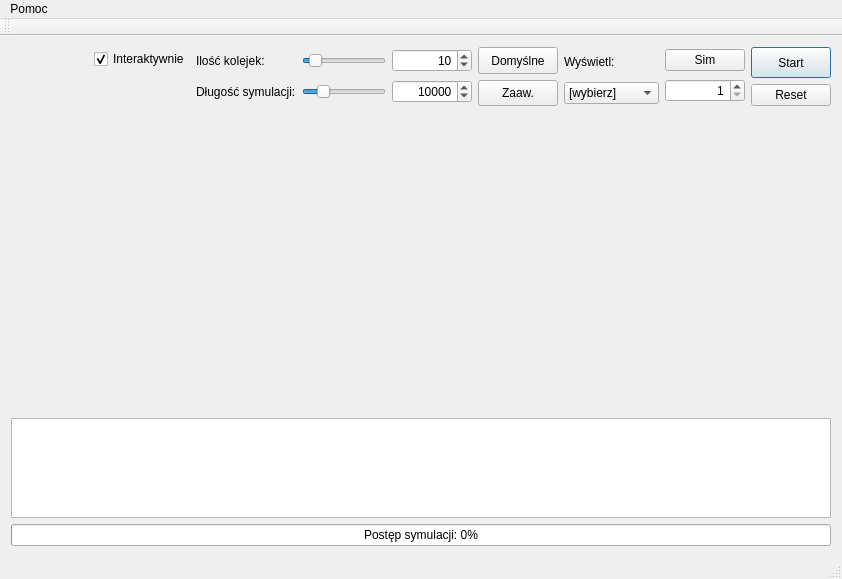
Before: the Qt Designer form mainwindow.ui in wgml/kolejki, drawn with Qt 5.
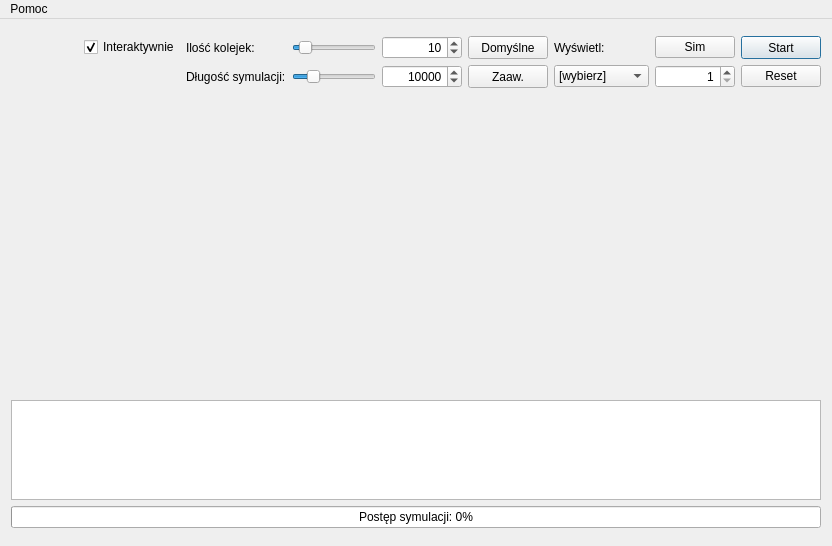
After: the same form once the commit is applied. Custom widgets are drawn as their Qt base class.

Patch:
```diff
--- a/mainwindow.ui
+++ b/mainwindow.ui
@@ -6,8 +6,8 @@
    <rect>
     <x>0</x>
     <y>0</y>
-    <width>842</width>
-    <height>579</height>
+    <width>832</width>
+    <height>546</height>
    </rect>
   </property>
   <property name="sizePolicy">
@@ -26,9 +26,11 @@
    <string>Symulator</string>
   </property>
   <widget class="QWidget" name="centralWidget">
-   <layout class="QVBoxLayout" name="verticalLayout_7">
+   <layout class="QGridLayout" name="gridLayout_2">
+    <item row="0" column="0">
+     <layout class="QVBoxLayout" name="verticalLayout">
     <item>
-     <layout class="QHBoxLayout" name="horizontalLayout_6">
+       <layout class="QHBoxLayout" name="horizontalLayout">
       <item>
        <spacer name="horizontalSpacer_3">
         <property name="orientation">
@@ -43,23 +45,21 @@
        </spacer>
       </item>
       <item>
-       <layout class="QVBoxLayout" name="verticalLayout_6">
-        <item>
-         <layout class="QHBoxLayout" name="horizontalLayout_3">
-          <item>
-           <spacer name="horizontalSpacer_5">
-            <property name="orientation">
-             <enum>Qt::Horizontal</enum>
+         <layout class="QGridLayout" name="gridLayout">
+          <item row="0" column="7">
+           <widget class="QPushButton" name="tickButton">
+            <property name="toolTip">
+             <string>&lt;html&gt;&lt;head/&gt;&lt;body&gt;&lt;p&gt;Sumuluj %n ticków&lt;/p&gt;&lt;/body&gt;&lt;/html&gt;</string>
             </property>
-            <property name="sizeHint" stdset="0">
-             <size>
-              <width>40</width>
-              <height>20</height>
-             </size>
+            <property name="text">
+             <string>Sim</string>
             </property>
-           </spacer>
+            <property name="checkable">
+             <bool>true</bool>
+            </property>
+           </widget>
           </item>
-          <item>
+          <item row="0" column="0">
            <widget class="QCheckBox" name="interactCheckbox">
             <property name="text">
              <string>Interaktywnie</string>
@@ -69,51 +69,20 @@
             </property>
            </widget>
           </item>
-         </layout>
-        </item>
-        <item>
-         <spacer name="horizontalSpacer_4">
-          <property name="orientation">
-           <enum>Qt::Horizontal</enum>
-          </property>
-          <property name="sizeHint" stdset="0">
-           <size>
-            <width>40</width>
-            <height>34</height>
-           </size>
-          </property>
-         </spacer>
-        </item>
-       </layout>
-      </item>
-      <item>
-       <layout class="QVBoxLayout" name="verticalLayout">
-        <item>
-         <layout class="QHBoxLayout" name="horizontalLayout">
-          <item>
-           <widget class="QLabel" name="label">
+          <item row="0" column="5">
+           <widget class="QPushButton" name="defaultButton">
+            <property name="sizePolicy">
+             <sizepolicy hsizetype="Minimum" vsizetype="Preferred">
+              <horstretch>0</horstretch>
+              <verstretch>0</verstretch>
+             </sizepolicy>
+            </property>
             <property name="text">
-             <string>Ilość kolejek:</string>
+             <string>Domyślne</string>
             </property>
            </widget>
           </item>
-          <item>
-           <spacer name="horizontalSpacer">
-            <property name="orientation">
-             <enum>Qt::Horizontal</enum>
-            </property>
-            <property name="sizeType">
-             <enum>QSizePolicy::MinimumExpanding</enum>
-            </property>
-            <property name="sizeHint" stdset="0">
-             <size>
-              <width>0</width>
-              <height>20</height>
-             </size>
-            </property>
-           </spacer>
-          </item>
-          <item>
+          <item row="0" column="3">
            <widget class="QSlider" name="ququeNumSlider">
             <property name="minimum">
              <number>1</number>
@@ -126,7 +95,7 @@
             </property>
            </widget>
           </item>
-          <item>
+          <item row="0" column="4">
            <widget class="QSpinBox" name="queueNumBox">
             <property name="minimumSize">
              <size>
@@ -134,6 +103,18 @@
               <height>0</height>
              </size>
             </property>
+            <property name="maximumSize">
+             <size>
+              <width>80</width>
+              <height>16777215</height>
+             </size>
+            </property>
+            <property name="baseSize">
+             <size>
+              <width>80</width>
+              <height>0</height>
+             </size>
+            </property>
             <property name="layoutDirection">
              <enum>Qt::LeftToRight</enum>
             </property>
@@ -151,31 +132,35 @@
             </property>
            </widget>
           </item>
-         </layout>
-        </item>
-        <item>
-         <layout class="QHBoxLayout" name="horizontalLayout_2">
-          <item>
-           <widget class="QLabel" name="label_2">
+          <item row="0" column="8">
+           <widget class="QPushButton" name="startStopButton">
+            <property name="sizePolicy">
+             <sizepolicy hsizetype="Minimum" vsizetype="Preferred">
+              <horstretch>0</horstretch>
+              <verstretch>0</verstretch>
+             </sizepolicy>
+            </property>
             <property name="text">
-             <string>Długość symulacji:</string>
+             <string>Start</string>
+            </property>
+            <property name="checkable">
+             <bool>true</bool>
+            </property>
+            <property name="checked">
+             <bool>false</bool>
+            </property>
+            <property name="autoRepeat">
+             <bool>false</bool>
+            </property>
+            <property name="autoDefault">
+             <bool>false</bool>
+            </property>
+            <property name="default">
+             <bool>true</bool>
             </property>
            </widget>
           </item>
-          <item>
-           <spacer name="horizontalSpacer_2">
-            <property name="orientation">
-             <enum>Qt::Horizontal</enum>
-            </property>
-            <property name="sizeHint" stdset="0">
-             <size>
-              <width>0</width>
-              <height>20</height>
-             </size>
-            </property>
-           </spacer>
-          </item>
-          <item>
+          <item row="1" column="3">
            <widget class="QSlider" name="simTimeSlider">
             <property name="minimum">
              <number>1</number>
@@ -197,60 +182,7 @@
             </property>
            </widget>
           </item>
-          <item>
-           <widget class="QSpinBox" name="simTimeBox">
-            <property name="minimumSize">
-             <size>
-              <width>80</width>
-              <height>0</height>
-             </size>
-            </property>
-            <property name="baseSize">
-             <size>
-              <width>0</width>
-              <height>0</height>
-             </size>
-            </property>
-            <property name="wrapping">
-             <bool>false</bool>
-            </property>
-            <property name="alignment">
-             <set>Qt::AlignRight|Qt::AlignTrailing|Qt::AlignVCenter</set>
-            </property>
-            <property name="minimum">
-             <number>1</number>
-            </property>
-            <property name="maximum">
-             <number>50000</number>
-            </property>
-            <property name="singleStep">
-             <number>100</number>
-            </property>
-            <property name="value">
-             <number>10000</number>
-            </property>
-           </widget>
-          </item>
-         </layout>
-        </item>
-       </layout>
-      </item>
-      <item>
-       <layout class="QVBoxLayout" name="verticalLayout_4">
-        <item>
-         <widget class="QPushButton" name="defaultButton">
-          <property name="sizePolicy">
-           <sizepolicy hsizetype="Minimum" vsizetype="Preferred">
-            <horstretch>0</horstretch>
-            <verstretch>0</verstretch>
-           </sizepolicy>
-          </property>
-          <property name="text">
-           <string>Domyślne</string>
-          </property>
-         </widget>
-        </item>
-        <item>
+          <item row="1" column="5">
          <widget class="QPushButton" name="advancedButton">
           <property name="sizePolicy">
            <sizepolicy hsizetype="Minimum" vsizetype="Preferred">
@@ -263,18 +195,90 @@
           </property>
          </widget>
         </item>
-       </layout>
-      </item>
-      <item>
-       <layout class="QVBoxLayout" name="verticalLayout_5">
-        <item>
+          <item row="0" column="1">
+           <widget class="QLabel" name="label">
+            <property name="text">
+             <string>Ilość kolejek:</string>
+            </property>
+           </widget>
+          </item>
+          <item row="1" column="7">
+           <widget class="QSpinBox" name="tickBox">
+            <property name="sizePolicy">
+             <sizepolicy hsizetype="Minimum" vsizetype="Fixed">
+              <horstretch>0</horstretch>
+              <verstretch>0</verstretch>
+             </sizepolicy>
+            </property>
+            <property name="alignment">
+             <set>Qt::AlignRight|Qt::AlignTrailing|Qt::AlignVCenter</set>
+            </property>
+            <property name="minimum">
+             <number>1</number>
+            </property>
+            <property name="maximum">
+             <number>100000</number>
+            </property>
+            <property name="value">
+             <number>1</number>
+            </property>
+           </widget>
+          </item>
+          <item row="1" column="1">
+           <widget class="QLabel" name="label_2">
+            <property name="text">
+             <string>Długość symulacji:</string>
+            </property>
+           </widget>
+          </item>
+          <item row="0" column="6">
          <widget class="QLabel" name="label_3">
           <property name="text">
            <string>Wyświetl:</string>
           </property>
          </widget>
         </item>
-        <item>
+          <item row="1" column="4">
+           <widget class="QSpinBox" name="simTimeBox">
+            <property name="minimumSize">
+             <size>
+              <width>80</width>
+              <height>0</height>
+             </size>
+            </property>
+            <property name="maximumSize">
+             <size>
+              <width>80</width>
+              <height>16777215</height>
+             </size>
+            </property>
+            <property name="baseSize">
+             <size>
+              <width>80</width>
+              <height>0</height>
+             </size>
+            </property>
+            <property name="wrapping">
+             <bool>false</bool>
+            </property>
+            <property name="alignment">
+             <set>Qt::AlignRight|Qt::AlignTrailing|Qt::AlignVCenter</set>
+            </property>
+            <property name="minimum">
+             <number>1</number>
+            </property>
+            <property name="maximum">
+             <number>50000</number>
+            </property>
+            <property name="singleStep">
+             <number>100</number>
+            </property>
+            <property name="value">
+             <number>10000</number>
+            </property>
+           </widget>
+          </item>
+          <item row="1" column="6">
          <widget class="QComboBox" name="plotChooser">
           <property name="enabled">
            <bool>true</bool>
@@ -332,100 +336,39 @@
           </item>
          </widget>
         </item>
-        <item>
-         <spacer name="verticalSpacer">
-          <property name="orientation">
-           <enum>Qt::Vertical</enum>
-          </property>
-          <property name="sizeType">
-           <enum>QSizePolicy::Minimum</enum>
-          </property>
-          <property name="sizeHint" stdset="0">
-           <size>
-            <width>0</width>
-            <height>2</height>
-           </size>
-          </property>
-         </spacer>
-        </item>
-       </layout>
-      </item>
-      <item>
-       <layout class="QVBoxLayout" name="verticalLayout_2">
-        <item>
-         <widget class="QPushButton" name="tickButton">
-          <property name="toolTip">
-           <string>&lt;html&gt;&lt;head/&gt;&lt;body&gt;&lt;p&gt;Sumuluj %n ticków&lt;/p&gt;&lt;/body&gt;&lt;/html&gt;</string>
-          </property>
-          <property name="text">
-           <string>Sim</string>
-          </property>
-          <property name="checkable">
-           <bool>true</bool>
-          </property>
-         </widget>
-        </item>
-        <item>
-         <widget class="QSpinBox" name="tickBox">
-          <property name="sizePolicy">
-           <sizepolicy hsizetype="Minimum" vsizetype="Fixed">
-            <horstretch>0</horstretch>
-            <verstretch>0</verstretch>
-           </sizepolicy>
-          </property>
-          <property name="alignment">
-           <set>Qt::AlignRight|Qt::AlignTrailing|Qt::AlignVCenter</set>
-          </property>
-          <property name="minimum">
-           <number>1</number>
-          </property>
-          <property name="maximum">
-           <number>100000</number>
-          </property>
-          <property name="value">
-           <number>1</number>
-          </property>
-         </widget>
-        </item>
-       </layout>
-      </item>
-      <item>
-       <layout class="QVBoxLayout" name="verticalLayout_3">
-        <item>
-         <widget class="QPushButton" name="startStopButton">
-          <property name="sizePolicy">
-           <sizepolicy hsizetype="Minimum" vsizetype="Preferred">
-            <horstretch>0</horstretch>
-            <verstretch>0</verstretch>
-           </sizepolicy>
-          </property>
-          <property name="text">
-           <string>Start</string>
-          </property>
-          <property name="checkable">
-           <bool>true</bool>
-          </property>
-          <property name="checked">
-           <bool>false</bool>
-          </property>
-          <property name="autoRepeat">
-           <bool>false</bool>
-          </property>
-          <property name="autoDefault">
-           <bool>false</bool>
-          </property>
-          <property name="default">
-           <bool>true</bool>
-          </property>
-         </widget>
-        </item>
-        <item>
+          <item row="1" column="8">
          <widget class="QPushButton" name="resetButton">
           <property name="text">
            <string>Reset</string>
           </property>
          </widget>
         </item>
+          <item row="0" column="2">
+           <spacer name="horizontalSpacer">
+            <property name="orientation">
+             <enum>Qt::Horizontal</enum>
+            </property>
+            <property name="sizeHint" stdset="0">
+             <size>
+              <width>0</width>
+              <height>20</height>
+             </size>
+            </property>
+           </spacer>
+          </item>
+          <item row="1" column="2">
+           <spacer name="horizontalSpacer_2">
+            <property name="orientation">
+             <enum>Qt::Horizontal</enum>
+            </property>
+            <property name="sizeHint" stdset="0">
+             <size>
+              <width>0</width>
+              <height>20</height>
+             </size>
+            </property>
+           </spacer>
+          </item>
        </layout>
       </item>
      </layout>
@@ -491,6 +434,8 @@
      </widget>
     </item>
    </layout>
+    </item>
+   </layout>
    <zorder>log</zorder>
    <zorder>simProgressBar</zorder>
    <zorder></zorder>
@@ -501,7 +446,7 @@
     <rect>
      <x>0</x>
      <y>0</y>
-     <width>842</width>
+     <width>832</width>
      <height>20</height>
     </rect>
    </property>
@@ -513,15 +458,6 @@
    </widget>
    <addaction name="menu"/>
   </widget>
-  <widget class="QToolBar" name="mainToolBar">
-   <attribute name="toolBarArea">
-    <enum>TopToolBarArea</enum>
-   </attribute>
-   <attribute name="toolBarBreak">
-    <bool>false</bool>
-   </attribute>
-  </widget>
-  <widget class="QStatusBar" name="statusBar"/>
   <action name="action">
    <property name="text">
     <string>?</string>
```
Left out of the diff: 1 changed line with no effect on the pictures. Lines whose indentation alone changed are shown as unchanged.
